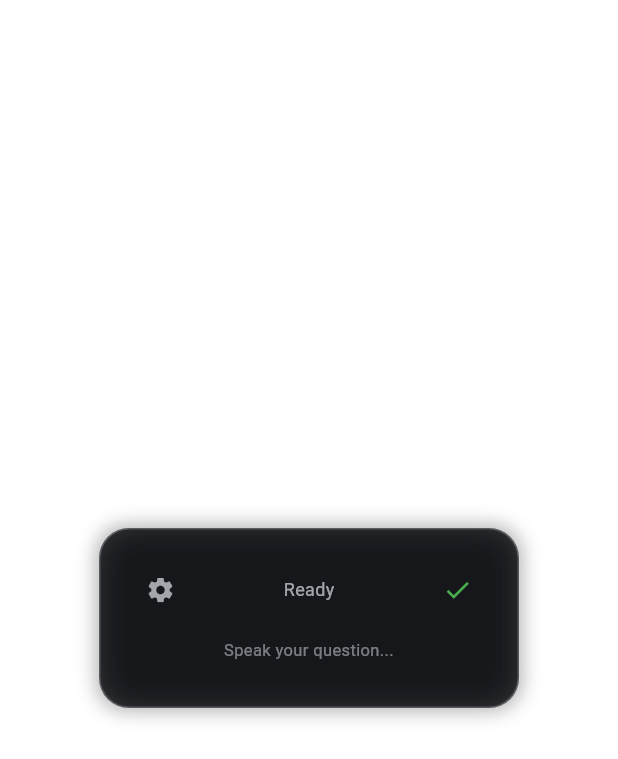
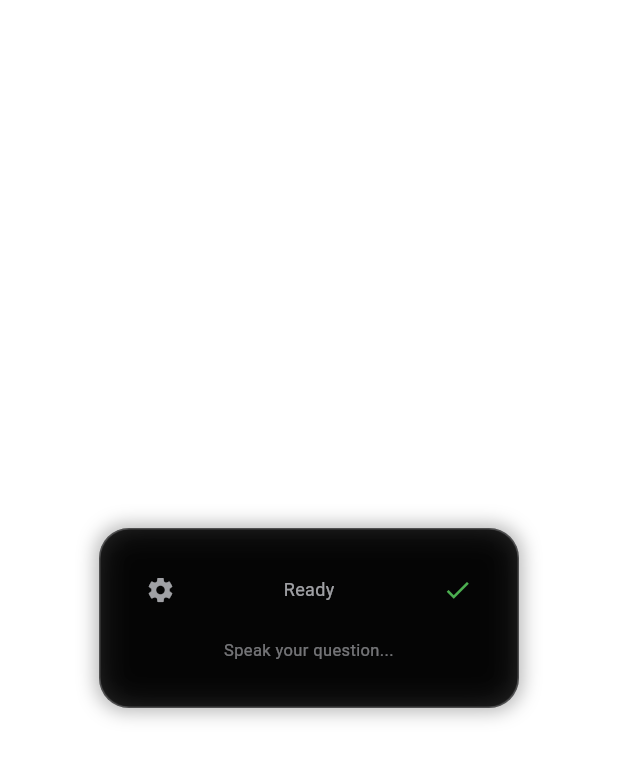
Before and after one commit to aeolis-dev/huh-app, a Flutter app: the FloatingWindow screen opened directly, on a phone screen of 412 x 824 dp. Shown: the top 759 px of the screen. Run offline on Flutter 3.47's test engine with Material 3 defaults, Android fonts, the light colour scheme and no system bars; our stand-ins replace flutter_riverpod, riverpod_annotation, shared_preferences, speech_to_text; missing offline and left inert: flutter_overlay_window; accounts and stored records are empty; generated files the repository leaves out were written again.

Commit message:
Fixed depracations, added optional theme customisation.

```diff
--- a/lib/presentation/screens/floating_window.dart
+++ b/lib/presentation/screens/floating_window.dart
@@ -85,15 +85,15 @@ class _FloatingWindowState extends ConsumerState<FloatingWindow> {
           height: 120,
           decoration: BoxDecoration(
             // Glassy, translucent effect
-            color: Theme.of(context).colorScheme.surface.withOpacity(0.8),
+            color: Theme.of(context).colorScheme.surface.withValues(alpha: 0.8),
             borderRadius: BorderRadius.circular(20),
             border: Border.all(
-              color: Theme.of(context).colorScheme.onSurface.withOpacity(0.2),
+              color: Theme.of(context).colorScheme.onSurface.withValues(alpha: 0.2),
               width: 1,
             ),
             boxShadow: [
               BoxShadow(
-                color: Theme.of(context).colorScheme.shadow.withOpacity(0.3),
+                color: Theme.of(context).colorScheme.shadow.withValues(alpha: 0.3),
                 blurRadius: 10,
                 spreadRadius: 2,
               ),
@@ -117,7 +117,7 @@ class _FloatingWindowState extends ConsumerState<FloatingWindow> {
                           onPressed: _handleSettings,
                           icon: Icon(
                             Icons.settings,
-                            color: Theme.of(context).colorScheme.onSurface.withOpacity(0.7),
+                            color: Theme.of(context).colorScheme.onSurface.withValues(alpha: 0.7),
                             size: 20,
                           ),
                         ),
@@ -149,7 +149,7 @@ class _FloatingWindowState extends ConsumerState<FloatingWindow> {
                                 : Text(
                                     'Ready',
                                     style: TextStyle(
-                                      color: Theme.of(context).colorScheme.onSurface.withOpacity(0.7),
+                                      color: Theme.of(context).colorScheme.onSurface.withValues(alpha: 0.7),
                                       fontSize: 12,
                                     ),
                                   ),
@@ -178,7 +178,7 @@ class _FloatingWindowState extends ConsumerState<FloatingWindow> {
                               : voiceState.recognizedText,
                           style: TextStyle(
                             color: voiceState.recognizedText.isEmpty
-                                ? Theme.of(context).colorScheme.onSurface.withOpacity(0.5)
+                                ? Theme.of(context).colorScheme.onSurface.withValues(alpha: 0.5)
                                 : Theme.of(context).colorScheme.onSurface,
                             fontSize: 11,
                           ),
--- a/lib/presentation/theme/app_theme.dart
+++ b/lib/presentation/theme/app_theme.dart
@@ -4,22 +4,56 @@ class AppTheme {
   // Private constructor to prevent instantiation
   AppTheme._();
 
+  // OPTION 1: Change seed color (easiest way to customize)
+  // Try: Colors.purple, Colors.green, Colors.orange, Color(0xFF6750A4), etc.
+  static const Color _seedColor = Colors.blue;
+
   static final ColorScheme _lightColorScheme = ColorScheme.fromSeed(
-    seedColor: Colors.blue,
+    seedColor: _seedColor,
     brightness: Brightness.light,
   );
 
   static final ColorScheme _darkColorScheme = ColorScheme.fromSeed(
-    seedColor: Colors.blue,
+    seedColor: _seedColor,
     brightness: Brightness.dark,
-    background: Colors.black,
+    surface: Colors.black,
   );
+
+  // OPTION 2: Override specific colors after generation
+  // Example of customizing specific colors:
+  /*
+  static final ColorScheme _customLightColorScheme = ColorScheme.fromSeed(
+    seedColor: _seedColor,
+    brightness: Brightness.light,
+  ).copyWith(
+    primary: Colors.deepPurple,
+    secondary: Colors.amber,
+    surface: Colors.grey[50],
+    error: Colors.red[700],
+  );
+  */
+
+  // OPTION 3: Completely custom color scheme
+  // Example of defining every color manually:
+  /*
+  static const ColorScheme _manualLightColorScheme = ColorScheme(
+    brightness: Brightness.light,
+    primary: Color(0xFF6750A4),
+    onPrimary: Color(0xFFFFFFFF),
+    secondary: Color(0xFF625B71),
+    onSecondary: Color(0xFFFFFFFF),
+    error: Color(0xFFBA1A1A),
+    onError: Color(0xFFFFFFFF),
+    surface: Color(0xFFFFFBFE),
+    onSurface: Color(0xFF1C1B1F),
+  );
+  */
 
   static final ThemeData lightTheme = ThemeData.light(
     useMaterial3: true,
   ).copyWith(
     colorScheme: _lightColorScheme,
-    scaffoldBackgroundColor: _lightColorScheme.background,
+    scaffoldBackgroundColor: _lightColorScheme.surface,
     appBarTheme: AppBarTheme(
       backgroundColor: _lightColorScheme.primaryContainer,
       foregroundColor: _lightColorScheme.onPrimaryContainer,
@@ -30,10 +64,10 @@ class AppTheme {
     useMaterial3: true,
   ).copyWith(
     colorScheme: _darkColorScheme,
-    scaffoldBackgroundColor: _darkColorScheme.background,
+    scaffoldBackgroundColor: _darkColorScheme.surface,
     appBarTheme: AppBarTheme(
-      backgroundColor: _darkColorScheme.background,
-      foregroundColor: _darkColorScheme.onBackground,
+      backgroundColor: _darkColorScheme.surface,
+      foregroundColor: _darkColorScheme.onSurface,
     ),
   );
 }
```
